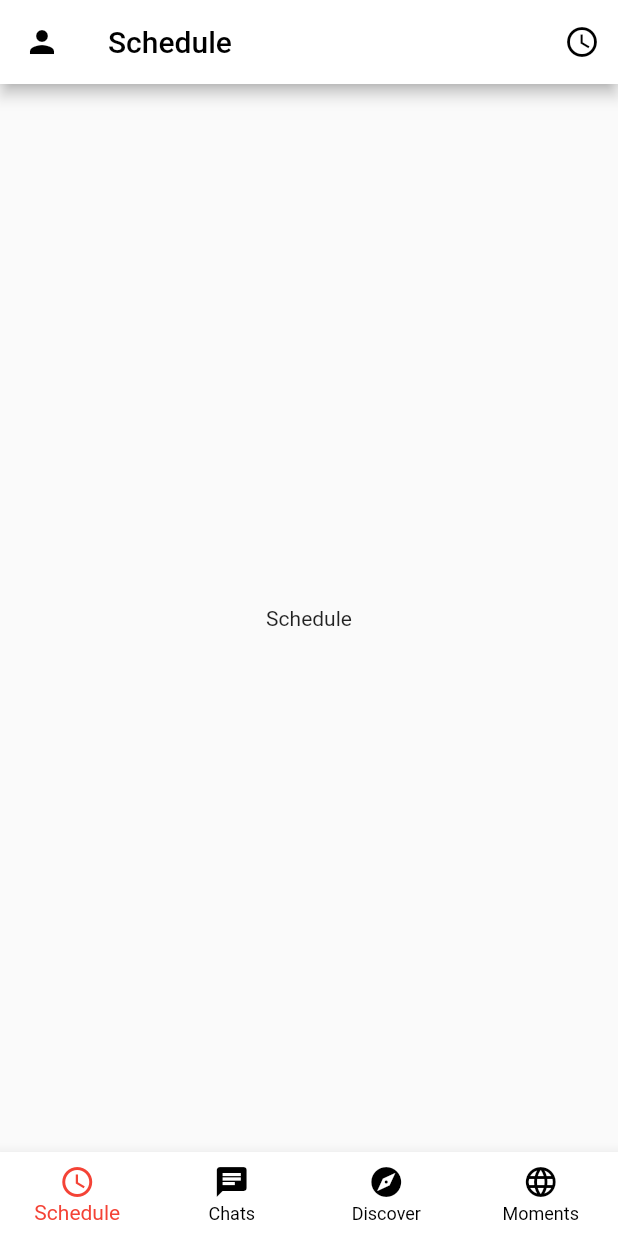
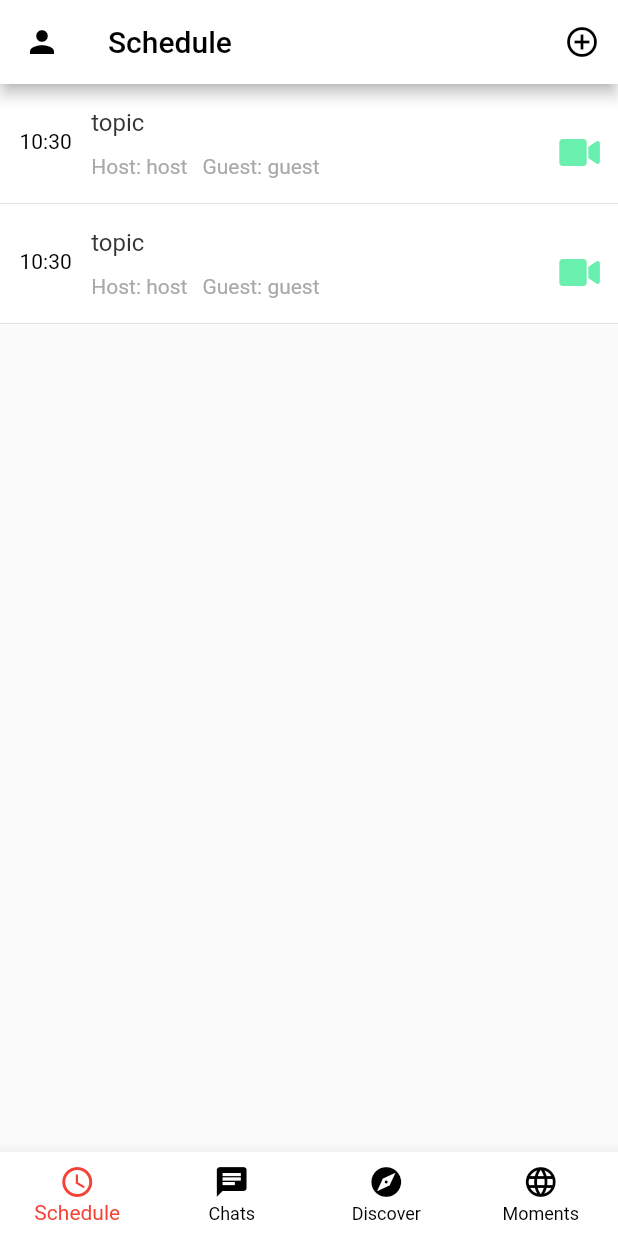
Before and after one commit to SimonWangChen/flutter_f2chat, a Flutter app: the screen it shows after launch, on a phone screen of 412 x 824 dp. Run offline on Flutter 3.47's test engine with Material 2 defaults, Android fonts, the phone set to English and light mode, and no system bars; our stand-ins replace date_format, font_awesome_flutter; missing offline and left inert: floating_search_bar.

Commit message:
page_scheduel

```diff
--- a/lib/components/chat_listview.dart
+++ b/lib/components/chat_listview.dart
@@ -1,5 +1,4 @@
 import 'package:flutter/material.dart';
-//import 'package:flukit/flukit.dart';
 import 'package:flutter_f2chat/components/chat_item.dart';
 import 'package:flutter_f2chat/components/chat_message.dart';
 
--- a/lib/components/discover_appbar.dart
+++ b/lib/components/discover_appbar.dart
@@ -19,6 +19,6 @@ Widget discoverAppBar(BuildContext context) {
         );
       }),
       actions: <Widget>[
-        IconButton(icon: Icon(Icons.explore, color: Colors.black), onPressed: () {})
+        IconButton(icon: Icon(Icons.add, color: Colors.black), onPressed: () {})
       ]);
 }
--- a/lib/components/moments_appbar.dart
+++ b/lib/components/moments_appbar.dart
@@ -19,6 +19,6 @@ Widget momentsAppBar(BuildContext context) {
         );
       }),
       actions: <Widget>[
-        IconButton(icon: Icon(Icons.photo, color: Colors.black), onPressed: () {})
+        IconButton(icon: Icon(Icons.add_a_photo, color: Colors.black), onPressed: () {})
       ]);
 }
--- a/lib/components/schedule_appbar.dart
+++ b/lib/components/schedule_appbar.dart
@@ -3,9 +3,12 @@ import 'package:flutter_f2chat/pages/me.dart';
 
 Widget scheduleAppBar(BuildContext context) {
   return AppBar(
-      title: Text(
-        "Schedule",
-        style: TextStyle(color: Colors.black),
+      title: GestureDetector(
+        child: Text("Schedule",
+          style: TextStyle(color: Colors.black),
+
+        ),
+        onTap: (){},
       ),
       backgroundColor: Colors.white,
       leading: Builder(builder: (context) {
@@ -19,6 +22,7 @@ Widget scheduleAppBar(BuildContext context) {
         );
       }),
       actions: <Widget>[
-        IconButton(icon: Icon(Icons.schedule, color: Colors.black), onPressed: () {})
+        IconButton(icon: Icon(Icons.add_circle_outline, color: Colors.black),
+            onPressed: () {})
       ]);
 }
--- /dev/null
+++ b/lib/components/schedule_data.dart
@@ -0,0 +1,26 @@
+/// 预约状态
+enum ScheduleStatus { Booked, Done, Start, Miss }
+
+///预约数据
+class ScheduleData {
+  ///事件主题
+  String topic;
+
+  ///房主, 客人
+  String host;
+  String guest;
+
+  ///事件开始时间
+  DateTime time;
+
+  ///时间状态
+  ScheduleStatus status;
+
+  ScheduleData(this.topic, this.host, this.guest, this.time, this.status);
+}
+
+//组装数据
+List<ScheduleData> scheduleData = [
+  ScheduleData('topic', 'host', 'guest', DateTime.now(), ScheduleStatus.Booked),
+  ScheduleData('topic', 'host', 'guest', DateTime.now(), ScheduleStatus.Booked),
+];
--- /dev/null
+++ b/lib/components/schedule_item.dart
@@ -0,0 +1,95 @@
+import 'package:flutter/material.dart';
+import 'package:flutter_f2chat/components/schedule_data.dart';
+import 'package:date_format/date_format.dart';
+import 'touch_callback.dart';
+import 'package:font_awesome_flutter/font_awesome_flutter.dart';
+
+//聊天信息项
+class ScheduleItem extends StatelessWidget {
+  final ScheduleData message;
+
+  ScheduleItem(this.message);
+
+  @override
+  Widget build(BuildContext context) {
+    //最外层容器
+    return Container(
+      decoration: BoxDecoration(
+        color: Colors.white,
+        //仅加一个底部边 这样整个列表的每项信息下面都会有一条边
+        border:
+            Border(bottom: BorderSide(width: 0.5, color: Color(0xFFd9d9d9))),
+      ),
+      height: 80.0,
+      //按下回调处理 空实现
+      child: TouchCallBack(
+        onPressed: () {},
+        //整体水平方向布局
+        child: Row(
+          //垂直方向居中显示
+          crossAxisAlignment: CrossAxisAlignment.center,
+          children: <Widget>[
+            //展示头像
+            Container(
+              //头像左右留一定的外边距
+
+              margin: const EdgeInsets.only(left: 13.0, right: 13.0, top: 30.0),
+              child: Column(
+                children: <Widget>[
+                  Text(
+                    formatDate(message.time, [HH, ':', nn]).toString(),
+                    style: TextStyle(fontSize: 14.0, color: Colors.black),
+                  )
+                ],
+              ),
+            ),
+            Expanded(
+              //主标题和子标题采用垂直布局
+              child: Column(
+                //垂直方向居中对齐
+                mainAxisAlignment: MainAxisAlignment.center,
+                //水平方向靠左对齐
+                crossAxisAlignment: CrossAxisAlignment.start,
+                children: <Widget>[
+                  Text(
+                    message.topic,
+                    style: TextStyle(fontSize: 16.0, color: Color(0xFF353535)),
+                    maxLines: 1,
+                  ),
+                  Padding(
+                    padding: const EdgeInsets.only(top: 12.0),
+                  ),
+                  Row(
+                    children: <Widget>[
+                      Text(
+                        "Host: ${message.host}",
+                        style:
+                            TextStyle(fontSize: 14.0, color: Color(0xFFa9a9a9)),
+                        maxLines: 1,
+                        //显示不完的文本用省略号来表示
+                        overflow: TextOverflow.ellipsis,
+                      ),
+                      Padding(padding: const EdgeInsets.only(left: 10.0),),
+                      Text(
+                        "Guest: ${message.guest}",
+                        style:
+                            TextStyle(fontSize: 14.0, color: Color(0xFFa9a9a9)),
+                        maxLines: 1,
+                        //显示不完的文本用省略号来表示
+                        overflow: TextOverflow.ellipsis,
+                      ),
+                    ],
+                  ),
+                ],
+              ),
+            ),
+            Container(
+              margin: const EdgeInsets.only(right: 15.0, top: 12.0),
+              child: Icon(FontAwesomeIcons.video, color: Colors.greenAccent,)
+            ),
+          ],
+        ),
+      ),
+    );
+  }
+}
--- a/lib/pages/chat.dart
+++ b/lib/pages/chat.dart
@@ -2,9 +2,7 @@ import 'package:flutter/material.dart';
 import 'package:flutter_f2chat/components/chat_item.dart';
 import 'package:flutter_f2chat/components/chat_message.dart';
 import 'package:flutter_f2chat/pages/chat_search.dart';
-import 'package:flutter_f2chat/pages/login.dart';
 import 'package:floating_search_bar/floating_search_bar.dart';
-import 'package:flutter_f2chat/pages/me.dart';
 
 class ChatPage extends StatefulWidget {
   @override
@@ -12,7 +10,6 @@ class ChatPage extends StatefulWidget {
 }
 
 class _ChatState extends State<ChatPage> {
-  int _selectedIndex = 0;
 
   @override
   Widget build(BuildContext context) {
--- a/lib/pages/schedule.dart
+++ b/lib/pages/schedule.dart
@@ -1,4 +1,8 @@
 import 'package:flutter/material.dart';
+
+
+import 'package:flutter_f2chat/components/schedule_data.dart';
+import 'package:flutter_f2chat/components/schedule_item.dart';
 
 class SchedulePage extends StatefulWidget {
   @override
@@ -6,10 +10,22 @@ class SchedulePage extends StatefulWidget {
 }
 
 class _ScheduleState extends State<SchedulePage> {
+  ScrollController _controller = new ScrollController();
+
+  @override
+  void dispose() {
+    _controller.dispose();
+    super.dispose();
+  }
+
   @override
   Widget build(BuildContext context) {
-    return Center(
-      child: Text("Schedule"),
-    );
+    return Scrollbar(
+      child: ListView.builder(
+        itemCount: scheduleData.length,
+        controller: _controller,
+        itemBuilder: (context, index) {
+      return ScheduleItem(scheduleData[index]);
+    }));
   }
 }
--- a/pubspec.yaml
+++ b/pubspec.yaml
@@ -26,6 +26,8 @@ dependencies:
   cupertino_icons: ^0.1.2
   date_format: ^1.0.6
   floating_search_bar: ^0.2.0
+  font_awesome_flutter: ^8.5.0
+  dio: ^2.2.1
 
 dev_dependencies:
   flutter_test:
```
Also changed, not shown: lib/pages/app.dart (+2 -8 lines), pubspec.lock.
